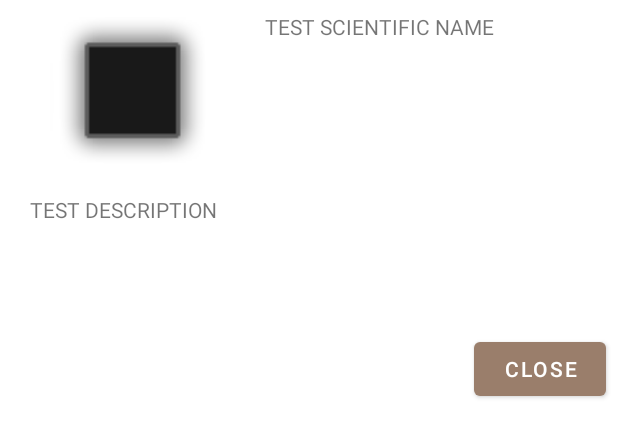
After one commit to Yaffoman/KingsCamp, an Android app: the layout popup.xml on its own in the app's theme, with its tools: preview values and no code run, on a phone screen of 412 x 824 dp. The commit adds this screen. Shown: the top 437 px of the screen. Run offline under Robolectric (Android 15) with nearby library versions, the phone set to English and light mode, and no system bars.

Commit message:
4 hours, Popup with structures to add images. Minor cosmetic changes

```diff
--- /dev/null
+++ b/app/src/main/res/layout/popup.xml
@@ -0,0 +1,51 @@
+<?xml version="1.0" encoding="utf-8"?>
+<android.support.constraint.ConstraintLayout xmlns:android="http://schemas.android.com/apk/res/android"
+    xmlns:app="http://schemas.android.com/apk/res-auto"
+    xmlns:tools="http://schemas.android.com/tools"
+    android:layout_width="match_parent"
+    android:layout_height="match_parent">
+
+    <ImageView
+        android:id="@+id/imageView"
+        android:layout_width="110dp"
+        android:layout_height="116dp"
+        android:layout_marginStart="8dp"
+        android:layout_marginTop="8dp"
+        android:layout_marginEnd="8dp"
+        app:layout_constraintEnd_toStartOf="@+id/textView2"
+        app:layout_constraintStart_toStartOf="parent"
+        app:layout_constraintTop_toTopOf="parent"
+        app:srcCompat="@android:drawable/alert_dark_frame" />
+
+    <Button
+        android:id="@+id/close_button"
+        android:layout_width="wrap_content"
+        android:layout_height="wrap_content"
+        android:layout_marginTop="8dp"
+        android:layout_marginEnd="8dp"
+        android:text="Close"
+        app:layout_constraintEnd_toEndOf="parent"
+        app:layout_constraintTop_toBottomOf="@+id/textView3" />
+
+    <TextView
+        android:id="@+id/textView2"
+        android:layout_width="227dp"
+        android:layout_height="114dp"
+        android:layout_marginTop="8dp"
+        android:layout_marginEnd="8dp"
+        android:text="TEST SCIENTIFIC NAME"
+        app:layout_constraintEnd_toEndOf="parent"
+        app:layout_constraintTop_toTopOf="parent" />
+
+    <TextView
+        android:id="@+id/textView3"
+        android:layout_width="372dp"
+        android:layout_height="84dp"
+        android:layout_marginStart="8dp"
+        android:layout_marginTop="8dp"
+        android:layout_marginEnd="8dp"
+        android:text="TEST DESCRIPTION"
+        app:layout_constraintEnd_toEndOf="parent"
+        app:layout_constraintStart_toStartOf="parent"
+        app:layout_constraintTop_toBottomOf="@+id/textView2" />
+</android.support.constraint.ConstraintLayout>
```
Also changed, not shown: app/src/main/java/lerner/ethan/kingscamp/MainActivity.java (+19 -1 lines), app/src/main/java/lerner/ethan/kingscamp/ScrollingActivity.java (+22 -27 lines), app/src/main/java/lerner/ethan/kingscamp/SpecialDialog.java (added, +58 -0 lines), app/src/main/res/values/arrays.xml (added, +11 -0 lines), app/src/main/res/drawable-v24/wilddog.jpg (added).
